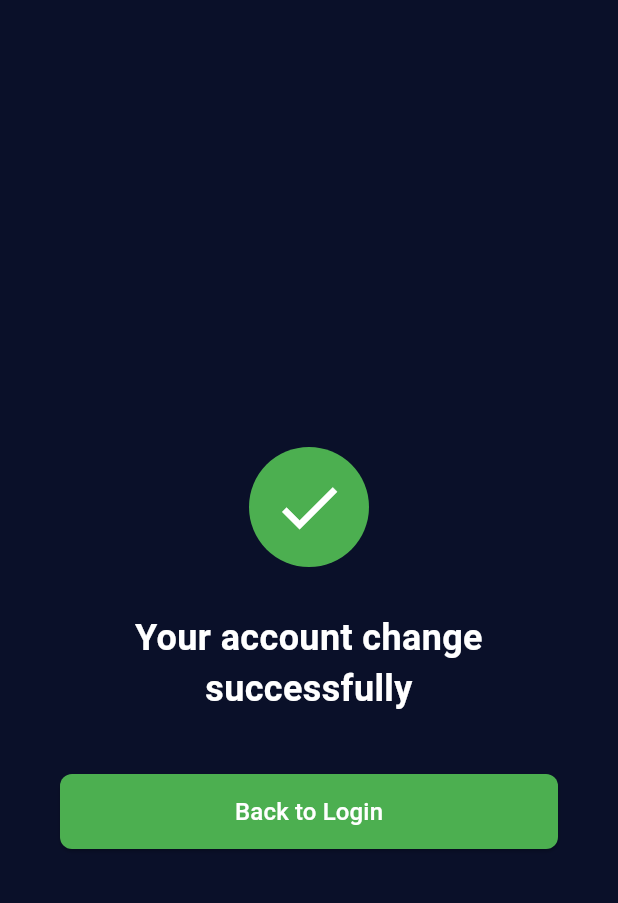
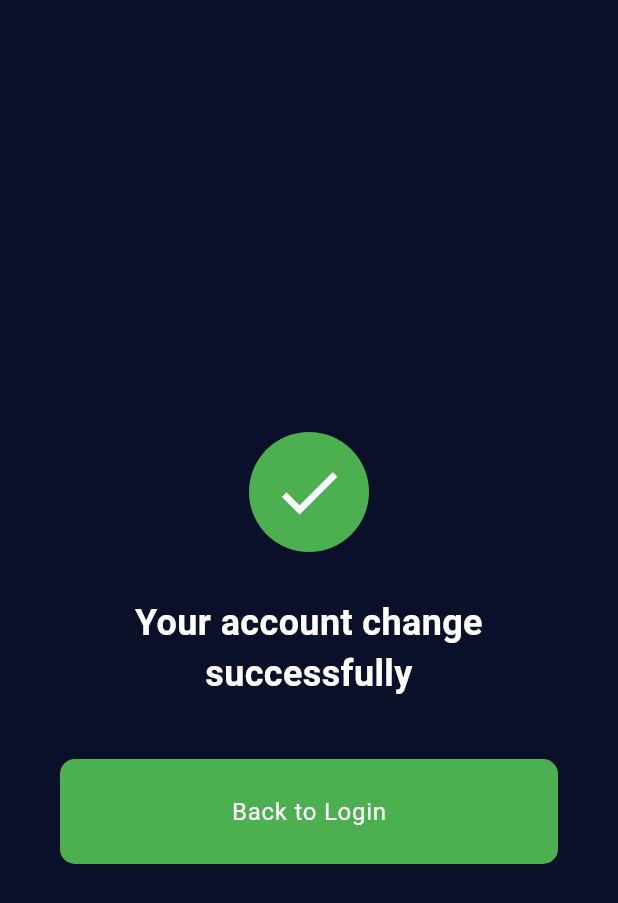
Before and after one commit to wso2-ballerina-carpooling-project/mobile-app-frontend, a Flutter app: the screen it shows after launch, on a phone screen of 412 x 824 dp. Shown: the top 903 px of the screen. Run offline on Flutter 3.47's test engine with Material 3 defaults, Android fonts, the phone set to English and light mode, and no system bars; our stand-ins replace google_maps_flutter.

Commit message:
make changes to the button with the use of custom button widget

```diff
--- a/lib/views/account_change_confirmation.dart
+++ b/lib/views/account_change_confirmation.dart
@@ -1,4 +1,5 @@
 import 'package:flutter/material.dart';
+import 'package:mobile_frontend/widgets/custom_button.dart';
 
 class AccountChangeSuccessScreen extends StatelessWidget {
   const AccountChangeSuccessScreen({Key? key}) : super(key: key);
@@ -12,7 +13,6 @@ class AccountChangeSuccessScreen extends StatelessWidget {
           child: Column(
             mainAxisAlignment: MainAxisAlignment.center,
             children: [
-              // Status bar time and icons would be handled by the system
               const SizedBox(height: 40),
 
               // Success icon
@@ -48,28 +48,18 @@ class AccountChangeSuccessScreen extends StatelessWidget {
 
               const SizedBox(height: 40),
 
-              // Back to login button
+              // Back to login button using custom button
               Padding(
                 padding: const EdgeInsets.symmetric(horizontal: 40),
-                child: ElevatedButton(
+                child: CustomButton(
+                  text: 'Back to Login',
+                  backgroundColor: const Color(0xFF4CAF50), // Green button
+                  textColor: Colors.white,
+                  //borderRadius: 8.0,
                   onPressed: () {
                     // Navigate back to login screen
                     Navigator.of(context).pushReplacementNamed('/login');
                   },
-                  style: ElevatedButton.styleFrom(
-                    backgroundColor: const Color(0xFF4CAF50), // Green buttonq
-                    minimumSize: const Size(double.infinity, 50),
-                    shape: RoundedRectangleBorder(
-                      borderRadius: BorderRadius.circular(8),
-                    ),
-                  ),
-                  child: const Text(
-                    'Back to Login',
-                    style: TextStyle(
-                      color: Colors.white,
-                      fontSize: 16,
-                    ),
-                  ),
                 ),
               ),
             ],
--- a/lib/widgets/custom_button.dart
+++ b/lib/widgets/custom_button.dart
@@ -41,7 +41,7 @@ class CustomButton extends StatelessWidget {
               color: backgroundColor,
               borderRadius: BorderRadius.only(
                 topLeft: Radius.circular(10),
-                topRight: Radius.zero, // No radius on top-right
+                topRight: Radius.circular(10), // No radius on top-right
                 bottomRight: Radius.circular(10),
                 bottomLeft: Radius.circular(10),
               ),
```
